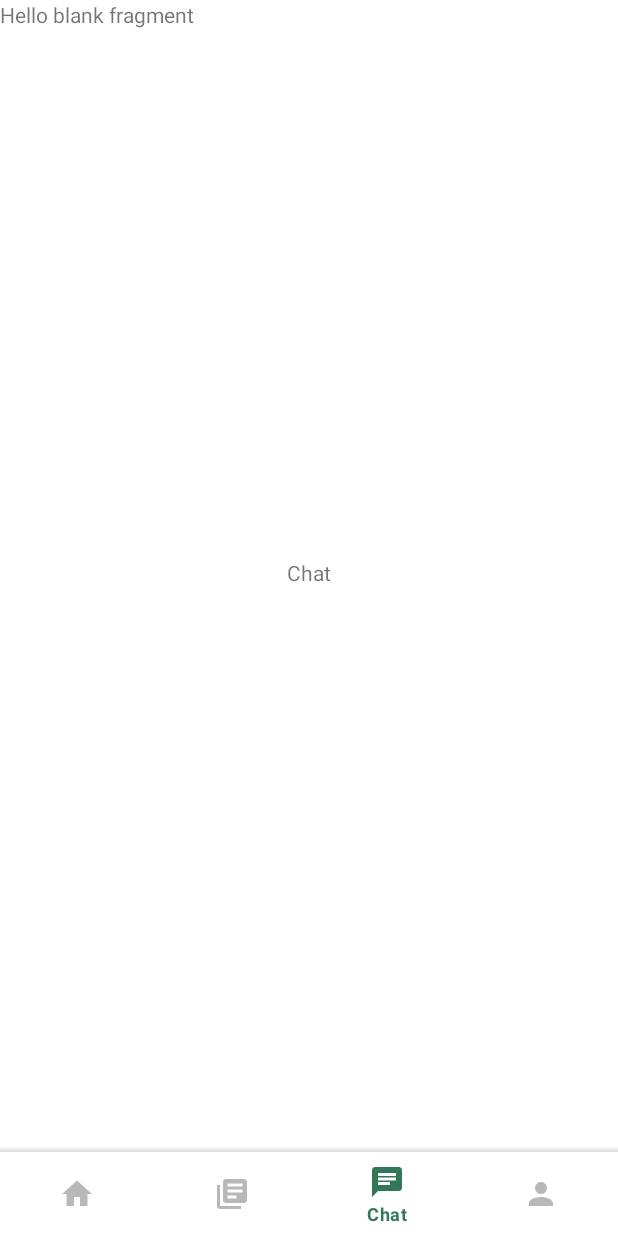
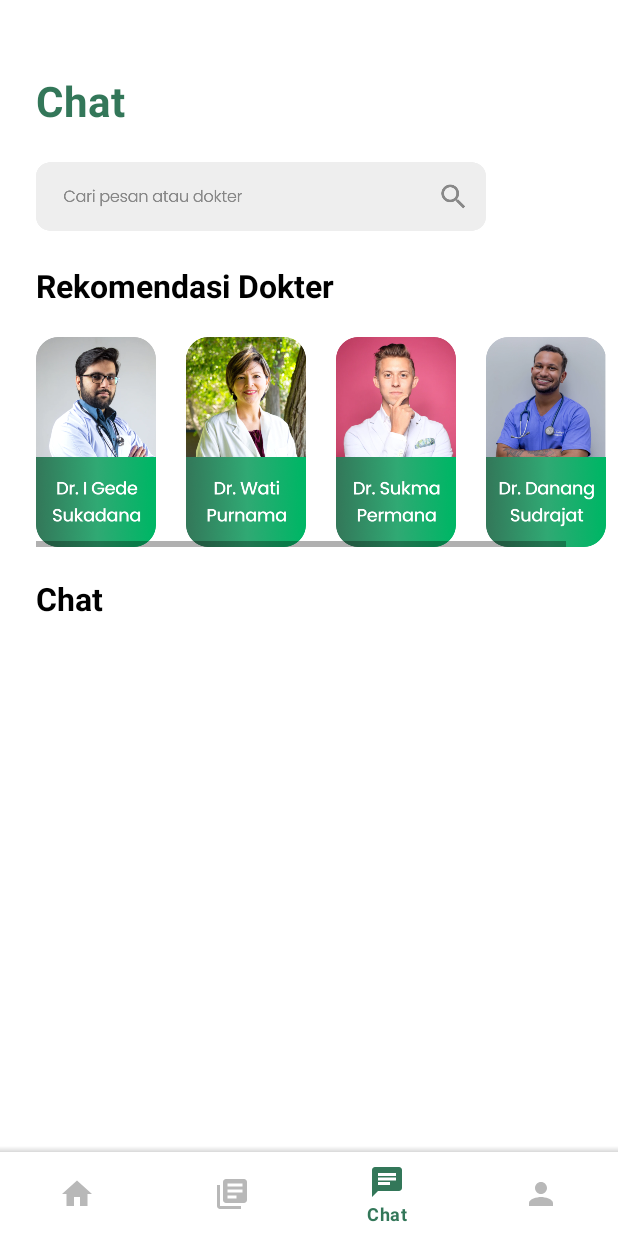
Before and after one commit to Clint02/TugasAkhirPAPB, an Android app: the Chat screen opened through its navigation route, on a phone screen of 412 x 824 dp. Run offline under Robolectric (Android 15) with nearby library versions, the phone set to English and light mode, and no system bars; our stand-ins replace navigation-ui.

Commit message:
chat exclude rv

```diff
--- a/app/src/main/res/layout/fragment_chat.xml
+++ b/app/src/main/res/layout/fragment_chat.xml
@@ -1,21 +1,113 @@
 <?xml version="1.0" encoding="utf-8"?>
 <FrameLayout xmlns:android="http://schemas.android.com/apk/res/android"
+    xmlns:app="http://schemas.android.com/apk/res-auto"
     xmlns:tools="http://schemas.android.com/tools"
     android:layout_width="match_parent"
     android:layout_height="match_parent"
+    android:paddingBottom="60dp"
     tools:context=".fragment.Chat">
 
-    <!-- TODO: Update blank fragment layout -->
-    <TextView
+    <androidx.constraintlayout.widget.ConstraintLayout
         android:layout_width="match_parent"
         android:layout_height="match_parent"
-        android:text="@string/hello_blank_fragment" />
+        android:paddingTop="48dp">
 
-    <TextView
-        android:id="@+id/textView2"
-        android:layout_width="wrap_content"
-        android:layout_height="wrap_content"
-        android:text="Chat"
-        android:layout_gravity="center"/>
+        <TextView
+            android:id="@+id/textView"
+            android:layout_width="wrap_content"
+            android:layout_height="wrap_content"
+            android:layout_marginLeft="24dp"
+            android:text="Chat"
+            android:textColor="@color/primary"
+            android:textSize="28sp"
+            android:textStyle="bold"
+            app:layout_constraintStart_toStartOf="parent"
+            app:layout_constraintTop_toTopOf="parent" />
+
+        <ImageView
+            android:id="@+id/imageView6"
+            android:layout_width="300dp"
+            android:layout_height="50dp"
+            android:layout_marginLeft="24dp"
+            android:layout_marginTop="20dp"
+            app:layout_constraintStart_toStartOf="parent"
+            app:layout_constraintTop_toBottomOf="@+id/textView"
+            app:srcCompat="@drawable/search_chat" />
+
+        <TextView
+            android:id="@+id/textView2"
+            android:layout_width="wrap_content"
+            android:layout_height="wrap_content"
+            android:layout_marginLeft="24dp"
+            android:layout_marginTop="20dp"
+            android:text="Rekomendasi Dokter"
+            android:textColor="@color/black"
+            android:textSize="21sp"
+            android:textStyle="bold"
+            app:layout_constraintStart_toStartOf="parent"
+            app:layout_constraintTop_toBottomOf="@+id/imageView6" />
+
+        <TextView
+            android:id="@+id/textView3"
+            android:layout_width="wrap_content"
+            android:layout_height="wrap_content"
+            android:layout_marginStart="24dp"
+            android:layout_marginTop="20dp"
+            android:text="Chat"
+            android:textColor="@color/black"
+            android:textSize="21sp"
+            android:textStyle="bold"
+            app:layout_constraintStart_toStartOf="parent"
+            app:layout_constraintTop_toBottomOf="@+id/horizontalScrollView" />
+
+        <HorizontalScrollView
+            android:id="@+id/horizontalScrollView"
+            android:layout_width="wrap_content"
+            android:layout_height="wrap_content"
+            android:layout_marginLeft="24dp"
+            android:layout_marginTop="20dp"
+            app:layout_constraintStart_toStartOf="parent"
+            app:layout_constraintTop_toBottomOf="@+id/textView2">
+
+            <LinearLayout
+                android:layout_width="wrap_content"
+                android:layout_height="match_parent"
+                android:orientation="horizontal">
+
+                <ImageView
+                    android:layout_width="80dp"
+                    android:layout_height="140dp"
+                    app:srcCompat="@drawable/doctor1" />
+
+                <ImageView
+                    android:layout_width="80dp"
+                    android:layout_height="140dp"
+                    android:layout_marginLeft="20dp"
+                    app:srcCompat="@drawable/doctor2" />
+
+                <ImageView
+                    android:layout_width="80dp"
+                    android:layout_height="140dp"
+                    android:layout_marginLeft="20dp"
+                    app:srcCompat="@drawable/doctor3" />
+
+                <ImageView
+                    android:layout_width="80dp"
+                    android:layout_height="140dp"
+                    android:layout_marginLeft="20dp"
+                    app:srcCompat="@drawable/doctor4" />
+
+                <ImageView
+                    android:layout_width="80dp"
+                    android:layout_height="140dp"
+                    android:layout_marginLeft="20dp"
+                    app:srcCompat="@drawable/doctor5" />
+
+
+            </LinearLayout>
+        </HorizontalScrollView>
+
+
+    </androidx.constraintlayout.widget.ConstraintLayout>
 
 </FrameLayout>
--- a/app/src/main/res/layout/fragment_home.xml
+++ b/app/src/main/res/layout/fragment_home.xml
@@ -4,20 +4,20 @@
     xmlns:tools="http://schemas.android.com/tools"
     android:layout_width="match_parent"
     android:layout_height="match_parent"
-    android:paddingLeft="24dp"
-    android:paddingTop="48dp"
-    android:paddingRight="24dp"
     android:paddingBottom="60dp"
     tools:context=".fragment.Home">
 
     <androidx.constraintlayout.widget.ConstraintLayout
         android:layout_width="match_parent"
-        android:layout_height="match_parent">
+        android:layout_height="match_parent"
+        android:paddingTop="48dp">
 
         <com.google.android.flexbox.FlexboxLayout
             android:id="@+id/header"
             android:layout_width="match_parent"
             android:layout_height="wrap_content"
+            android:layout_marginLeft="24dp"
+            android:layout_marginRight="24dp"
             app:alignItems="center"
             app:justifyContent="space_between"
             app:layout_constraintEnd_toEndOf="parent"
@@ -81,7 +81,9 @@
             android:id="@+id/sub_header"
             android:layout_width="match_parent"
             android:layout_height="wrap_content"
+            android:layout_marginLeft="24dp"
             android:layout_marginTop="20dp"
+            android:layout_marginRight="24dp"
             app:alignItems="center"
             app:justifyContent="space_between"
             app:layout_constraintEnd_toEndOf="parent"
@@ -104,7 +106,9 @@
             android:id="@+id/carousel_home"
             android:layout_width="match_parent"
             android:layout_height="175dp"
+            android:layout_marginLeft="24dp"
             android:layout_marginTop="20dp"
+            android:layout_marginRight="24dp"
             app:layout_constraintEnd_toEndOf="parent"
             app:layout_constraintStart_toStartOf="parent"
             app:layout_constraintTop_toBottomOf="@+id/sub_header"
@@ -114,6 +118,7 @@
             android:id="@+id/textView5"
             android:layout_width="wrap_content"
             android:layout_height="wrap_content"
+            android:layout_marginLeft="24dp"
             android:layout_marginTop="20dp"
             android:text="Layanan"
             android:textColor="@color/black"
@@ -126,6 +131,7 @@
             android:id="@+id/imageView4"
             android:layout_width="100dp"
             android:layout_height="30dp"
+            android:layout_marginLeft="24dp"
             android:layout_marginTop="20dp"
             android:src="@drawable/btn_rs"
             app:layout_constraintStart_toStartOf="parent"
```
Also changed, not shown: app/src/main/res/drawable-v24/doctor1.png (added), app/src/main/res/drawable-v24/doctor2.png (added), app/src/main/res/drawable-v24/doctor3.png (added), app/src/main/res/drawable-v24/doctor4.png (added), app/src/main/res/drawable-v24/doctor5.png (added), app/src/main/res/drawable-v24/search_chat.png (added).
